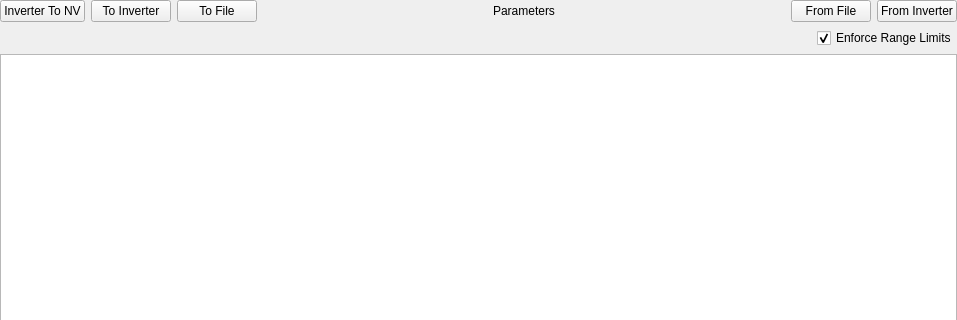
epcpower/st, file epyqlib/nvview.ui: the form before one commit; both pictures show x 0 to 957 and y 0 to 320 of the 957 by 598 pixel window.
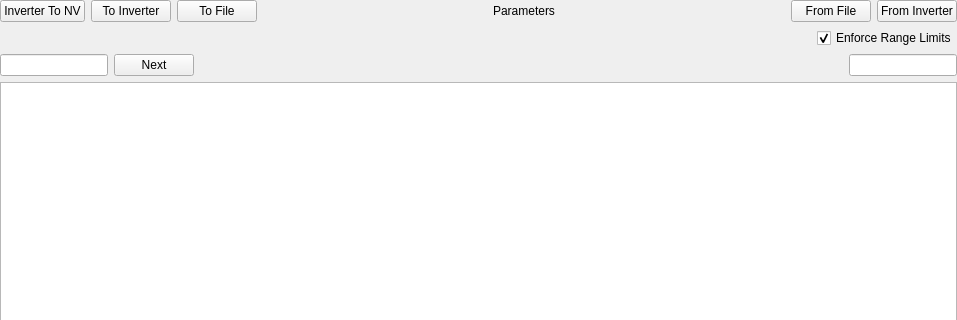
The form after the commit.

Commit message:
Add search functionality to parameters
Ref T702

Diff of the .ui file:
```diff
--- a/epyqlib/nvview.ui
+++ b/epyqlib/nvview.ui
@@ -116,6 +116,50 @@
        </item>
       </layout>
      </item>
+     <item>
+      <layout class="QHBoxLayout" name="horizontalLayout_3">
+       <item>
+        <widget class="QLineEdit" name="search_text">
+         <property name="sizePolicy">
+          <sizepolicy hsizetype="Preferred" vsizetype="Fixed">
+           <horstretch>0</horstretch>
+           <verstretch>0</verstretch>
+          </sizepolicy>
+         </property>
+        </widget>
+       </item>
+       <item>
+        <widget class="QPushButton" name="next">
+         <property name="text">
+          <string>Next</string>
+         </property>
+        </widget>
+       </item>
+       <item>
+        <spacer name="horizontalSpacer">
+         <property name="orientation">
+          <enum>Qt::Horizontal</enum>
+         </property>
+         <property name="sizeHint" stdset="0">
+          <size>
+           <width>40</width>
+           <height>20</height>
+          </size>
+         </property>
+        </spacer>
+       </item>
+       <item>
+        <widget class="QLineEdit" name="filter_text">
+         <property name="sizePolicy">
+          <sizepolicy hsizetype="Preferred" vsizetype="Fixed">
+           <horstretch>0</horstretch>
+           <verstretch>0</verstretch>
+          </sizepolicy>
+         </property>
+        </widget>
+       </item>
+      </layout>
+     </item>
      <item>
       <widget class="QTreeView" name="tree_view">
        <property name="alternatingRowColors">
```
The commit also changes 3 other files.
